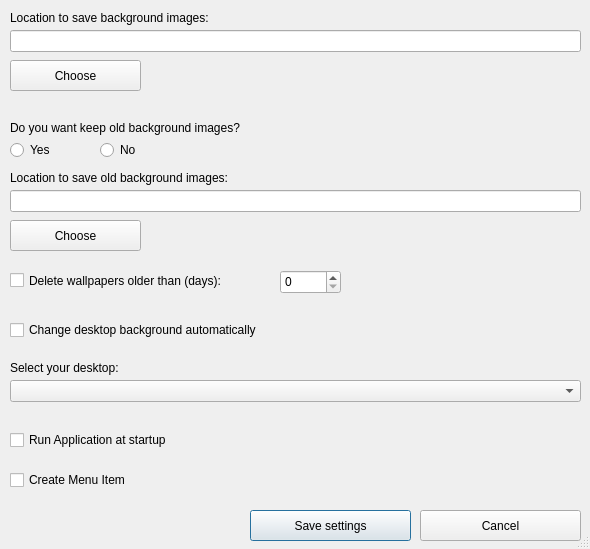
hakan1498/DailyDesktopWallpaperPlus, file settingswindow.ui: the form before one commit.
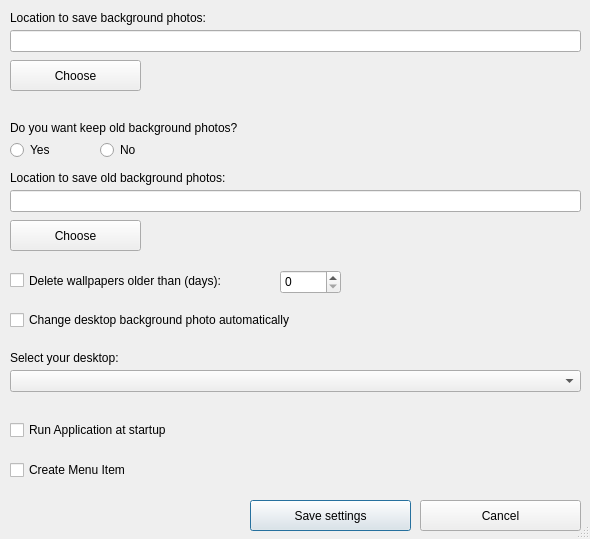
The form after the commit.

The edit to the form file:
```diff
--- a/settingswindow.ui
+++ b/settingswindow.ui
@@ -10,7 +10,7 @@
     <x>0</x>
     <y>0</y>
     <width>590</width>
-    <height>549</height>
+    <height>539</height>
    </rect>
   </property>
   <property name="windowTitle">
@@ -32,7 +32,7 @@
     </rect>
    </property>
    <property name="text">
-    <string>&lt;html&gt;&lt;head/&gt;&lt;body&gt;&lt;p&gt;Location to save background images: &lt;/p&gt;&lt;/body&gt;&lt;/html&gt;</string>
+    <string>&lt;html&gt;&lt;head/&gt;&lt;body&gt;&lt;p&gt;Location to save background photos: &lt;/p&gt;&lt;/body&gt;&lt;/html&gt;</string>
    </property>
   </widget>
   <widget class="QLineEdit" name="lineEdit">
@@ -49,7 +49,7 @@
    <property name="geometry">
     <rect>
      <x>250</x>
-     <y>510</y>
+     <y>500</y>
      <width>161</width>
      <height>31</height>
     </rect>
@@ -62,13 +62,13 @@
    <property name="geometry">
     <rect>
      <x>10</x>
-     <y>320</y>
+     <y>310</y>
      <width>571</width>
      <height>20</height>
     </rect>
    </property>
    <property name="text">
-    <string>Change desktop background automatically</string>
+    <string>Change desktop background photo automatically</string>
    </property>
   </widget>
   <widget class="QPushButton" name="pushButton">
@@ -88,7 +88,7 @@
    <property name="geometry">
     <rect>
      <x>10</x>
-     <y>430</y>
+     <y>420</y>
      <width>551</width>
      <height>20</height>
     </rect>
@@ -104,7 +104,7 @@
    <property name="geometry">
     <rect>
      <x>10</x>
-     <y>360</y>
+     <y>350</y>
      <width>561</width>
      <height>16</height>
     </rect>
@@ -123,7 +123,7 @@
     </rect>
    </property>
    <property name="text">
-    <string>&lt;html&gt;&lt;head/&gt;&lt;body&gt;&lt;p&gt;Location to save old background images: &lt;/p&gt;&lt;/body&gt;&lt;/html&gt;</string>
+    <string>&lt;html&gt;&lt;head/&gt;&lt;body&gt;&lt;p&gt;Location to save old background photos: &lt;/p&gt;&lt;/body&gt;&lt;/html&gt;</string>
    </property>
   </widget>
   <widget class="QPushButton" name="pushButton_2">
@@ -143,7 +143,7 @@
    <property name="geometry">
     <rect>
      <x>10</x>
-     <y>380</y>
+     <y>370</y>
      <width>571</width>
      <height>22</height>
     </rect>
@@ -166,7 +166,7 @@
    <property name="geometry">
     <rect>
      <x>420</x>
-     <y>510</y>
+     <y>500</y>
      <width>161</width>
      <height>31</height>
     </rect>
@@ -211,14 +211,14 @@
     </rect>
    </property>
    <property name="text">
-    <string>&lt;html&gt;&lt;head/&gt;&lt;body&gt;&lt;p&gt;Do you want keep old background images?&lt;/p&gt;&lt;/body&gt;&lt;/html&gt;</string>
+    <string>&lt;html&gt;&lt;head/&gt;&lt;body&gt;&lt;p&gt;Do you want keep old background photos?&lt;/p&gt;&lt;/body&gt;&lt;/html&gt;</string>
    </property>
   </widget>
   <widget class="QCheckBox" name="checkBox">
    <property name="geometry">
     <rect>
      <x>10</x>
-     <y>470</y>
+     <y>460</y>
      <width>571</width>
      <height>20</height>
     </rect>
```
